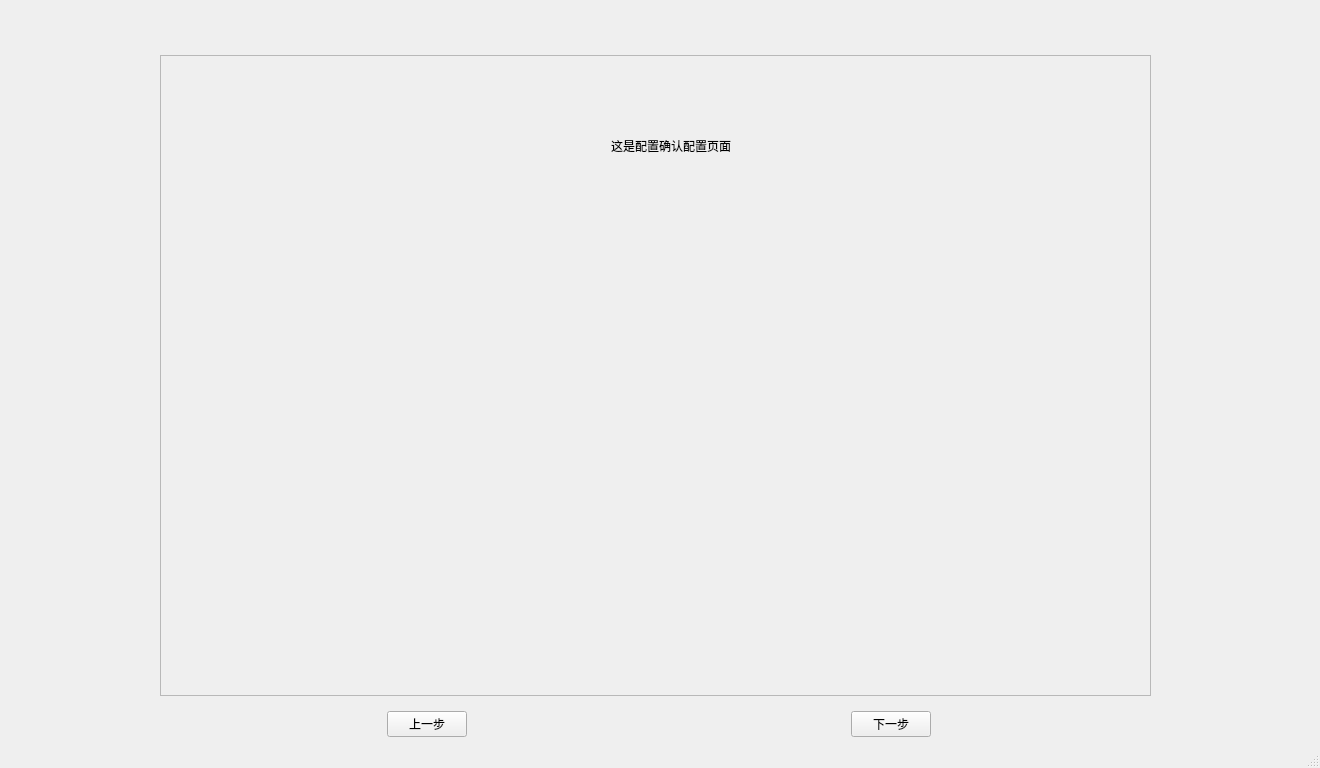
Above: app/ui/MainWindow_copy4.ui from ncepu-iDealStudio/Flask_RESTfulAPI_Codegen_Application before the change. Below: the same form after it.
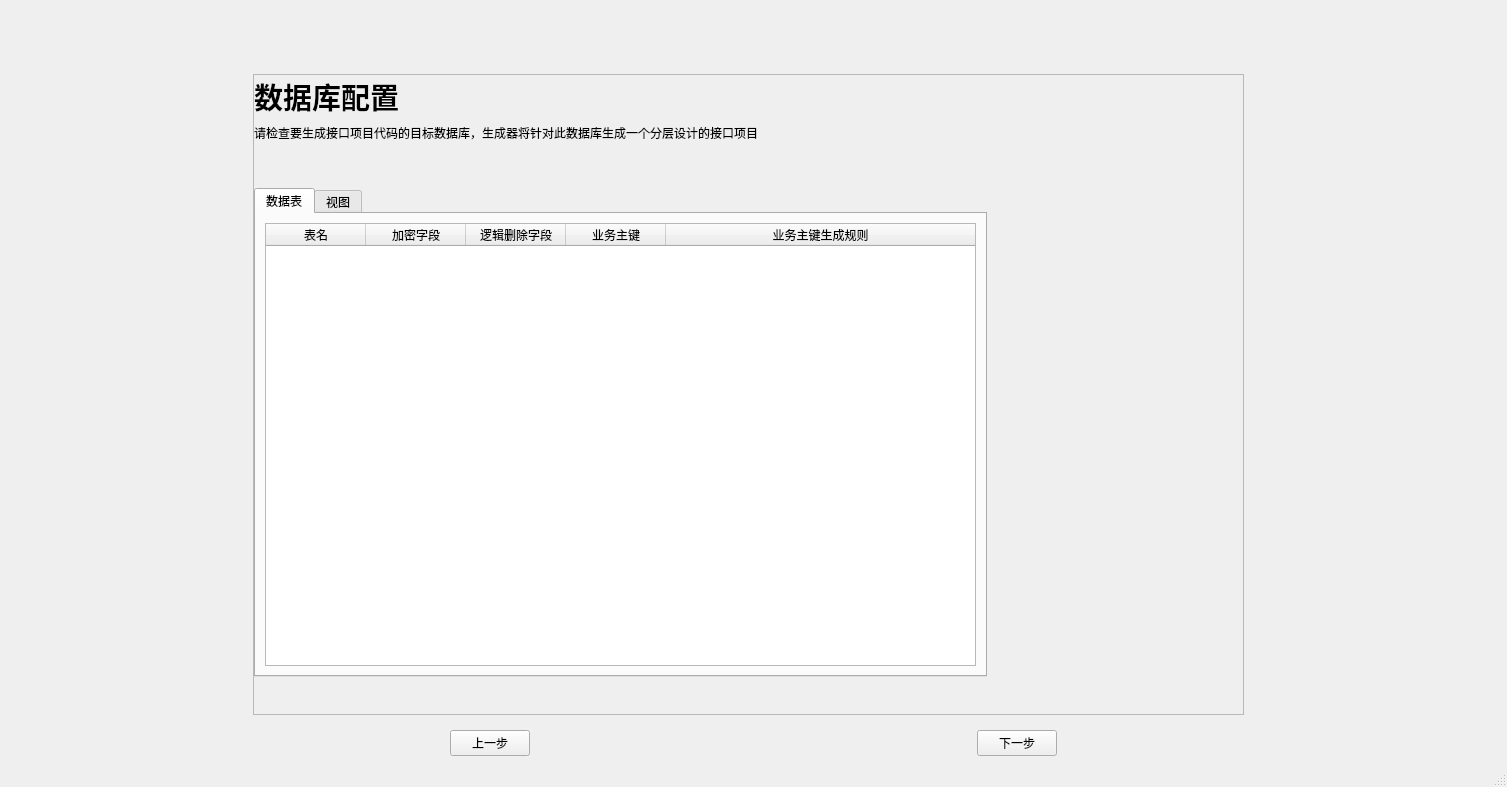
That is the form after the change. The open tabs and pages were chosen to show the change.

Commit message: 配置确认ui

```diff
--- a/app/ui/MainWindow_copy4.ui
+++ b/app/ui/MainWindow_copy4.ui
@@ -6,8 +6,8 @@
    <rect>
     <x>0</x>
     <y>0</y>
-    <width>1320</width>
-    <height>768</height>
+    <width>1507</width>
+    <height>787</height>
    </rect>
   </property>
   <property name="windowTitle">
@@ -101,18 +101,147 @@
              <height>639</height>
             </rect>
            </property>
-           <widget class="QLabel" name="label_4">
+           <widget class="QWidget" name="layoutWidget">
             <property name="geometry">
              <rect>
-              <x>450</x>
-              <y>80</y>
-              <width>171</width>
-              <height>20</height>
+              <x>0</x>
+              <y>0</y>
+              <width>733</width>
+              <height>602</height>
              </rect>
             </property>
-            <property name="text">
-             <string>这是配置确认配置页面</string>
-            </property>
+            <layout class="QVBoxLayout" name="verticalLayout_2">
+             <item>
+              <widget class="QLabel" name="label_4">
+               <property name="text">
+                <string>&lt;html&gt;&lt;head/&gt;&lt;body&gt;&lt;p&gt;&lt;span style=&quot; font-size:22pt; font-weight:600;&quot;&gt;数据库配置&lt;/span&gt;&lt;/p&gt;&lt;/body&gt;&lt;/html&gt;</string>
+               </property>
+              </widget>
+             </item>
+             <item>
+              <widget class="QLabel" name="label_6">
+               <property name="text">
+                <string>请检查要生成接口项目代码的目标数据库，生成器将针对此数据库生成一个分层设计的接口项目</string>
+               </property>
+              </widget>
+             </item>
+             <item>
+              <spacer name="verticalSpacer">
+               <property name="orientation">
+                <enum>Qt::Vertical</enum>
+               </property>
+               <property name="sizeType">
+                <enum>QSizePolicy::Fixed</enum>
+               </property>
+               <property name="sizeHint" stdset="0">
+                <size>
+                 <width>20</width>
+                 <height>40</height>
+                </size>
+               </property>
+              </spacer>
+             </item>
+             <item>
+              <widget class="QTabWidget" name="tabWidget">
+               <property name="currentIndex">
+                <number>1</number>
+               </property>
+               <property name="iconSize">
+                <size>
+                 <width>50</width>
+                 <height>20</height>
+                </size>
+               </property>
+               <widget class="QWidget" name="tab">
+                <property name="minimumSize">
+                 <size>
+                  <width>0</width>
+                  <height>0</height>
+                 </size>
+                </property>
+                <attribute name="title">
+                 <string>数据表</string>
+                </attribute>
+                <layout class="QHBoxLayout" name="horizontalLayout_3">
+                 <item>
+                  <widget class="QTableWidget" name="tableWidget_DB">
+                   <attribute name="horizontalHeaderCascadingSectionResizes">
+                    <bool>true</bool>
+                   </attribute>
+                   <attribute name="horizontalHeaderShowSortIndicator" stdset="0">
+                    <bool>true</bool>
+                   </attribute>
+                   <attribute name="horizontalHeaderStretchLastSection">
+                    <bool>true</bool>
+                   </attribute>
+                   <column>
+                    <property name="text">
+                     <string>表名</string>
+                    </property>
+                   </column>
+                   <column>
+                    <property name="text">
+                     <string>加密字段</string>
+                    </property>
+                   </column>
+                   <column>
+                    <property name="text">
+                     <string>逻辑删除字段</string>
+                    </property>
+                   </column>
+                   <column>
+                    <property name="text">
+                     <string>业务主键</string>
+                    </property>
+                   </column>
+                   <column>
+                    <property name="text">
+                     <string>业务主键生成规则</string>
+                    </property>
+                   </column>
+                  </widget>
+                 </item>
+                </layout>
+               </widget>
+               <widget class="QWidget" name="tab_2">
+                <property name="minimumSize">
+                 <size>
+                  <width>725</width>
+                  <height>453</height>
+                 </size>
+                </property>
+                <attribute name="title">
+                 <string>视图</string>
+                </attribute>
+                <layout class="QVBoxLayout" name="verticalLayout_4">
+                 <item>
+                  <widget class="QTableWidget" name="tableWidget_View">
+                   <attribute name="horizontalHeaderCascadingSectionResizes">
+                    <bool>true</bool>
+                   </attribute>
+                   <attribute name="horizontalHeaderShowSortIndicator" stdset="0">
+                    <bool>true</bool>
+                   </attribute>
+                   <attribute name="horizontalHeaderStretchLastSection">
+                    <bool>true</bool>
+                   </attribute>
+                   <column>
+                    <property name="text">
+                     <string>新建列</string>
+                    </property>
+                   </column>
+                   <column>
+                    <property name="text">
+                     <string>接口查询字段</string>
+                    </property>
+                   </column>
+                  </widget>
+                 </item>
+                </layout>
+               </widget>
+              </widget>
+             </item>
+            </layout>
            </widget>
           </widget>
          </widget>
```
Left out of the diff: 4 changed lines with no effect on the pictures.
